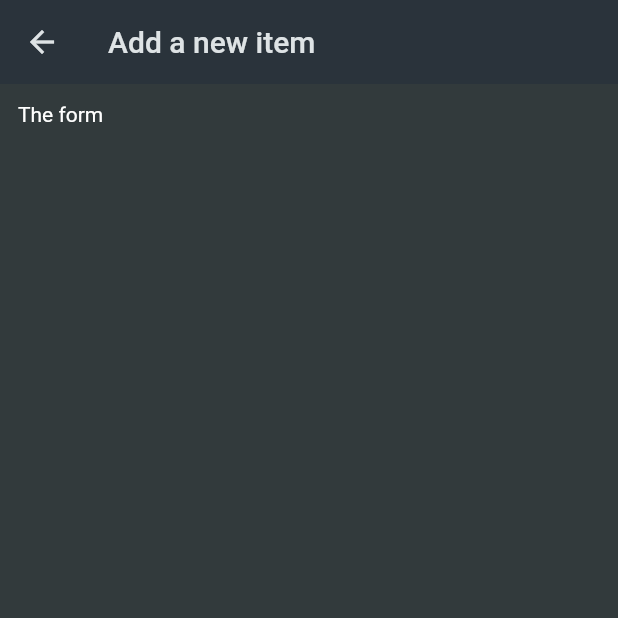
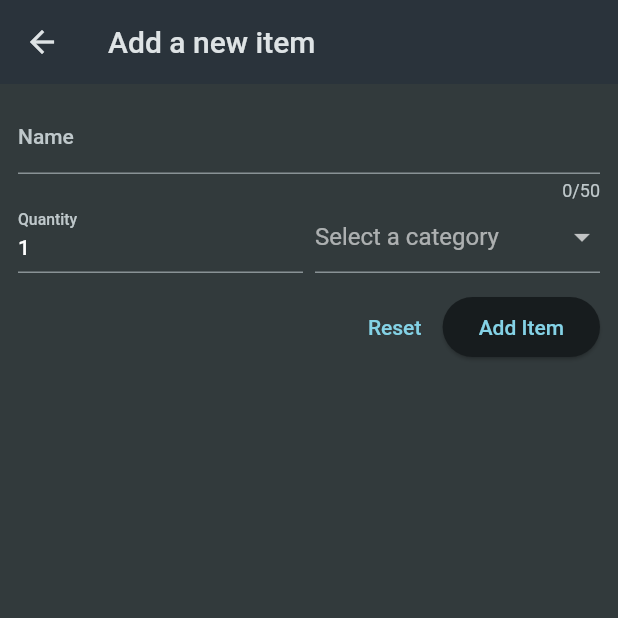
Before and after one commit to karkau123/Shopping-list-app, a Flutter app: the screen it shows after launch, after a tap on the "add" icon, on a phone screen of 412 x 824 dp, the top half of it. Run offline on Flutter 3.47's test engine with Material 2 defaults, Android fonts, the phone set to English and light mode, and no system bars.

Commit message:
Form ADDED

```diff
--- a/lib/main.dart
+++ b/lib/main.dart
@@ -12,6 +12,7 @@ class MyApp extends StatelessWidget {
   @override
   Widget build(BuildContext context) {
     return MaterialApp(
+      debugShowCheckedModeBanner: false,
       title: 'Flutter Groceries',
       theme: ThemeData.dark().copyWith(
         useMaterial3: true,
--- a/lib/widgets/new_item.dart
+++ b/lib/widgets/new_item.dart
@@ -1,4 +1,6 @@
 import 'package:flutter/material.dart';
+import 'package:shopping_list/data/categories.dart';
+
 
 class NewItem extends StatefulWidget {
   const NewItem({super.key});
@@ -11,13 +13,75 @@ class _NewItemState extends State<NewItem> {
   @override
   Widget build(BuildContext context) {
     return Scaffold(
-       appBar:AppBar(
+      appBar: AppBar(
         title: const Text('Add a new item'),
-       ),
-       body: const Padding(
+      ),
+      body: Padding(
         padding: const EdgeInsets.all(12),
-        child: Text('The form'),
-       ),
+        child: Form(
+          child: Column(
+            children: [
+              TextFormField(
+                maxLength: 50,
+                decoration: const InputDecoration(
+                  label: Text('Name'),
+                ),
+                validator: (value) {
+                  return 'Demo';
+                },
+              ),
+              Row(
+                crossAxisAlignment: CrossAxisAlignment.end,
+                children: [
+                 Expanded(child: TextFormField(
+                   decoration:const  InputDecoration(
+                    label: Text('Quantity'),
+                   ),
+                   initialValue:'1',
+                  ),
+                  ),
+                  const SizedBox(width: 8,),
+                 Expanded (child:DropdownButtonFormField(
+                  hint:  Text('Select a category'),
+                  items: [
+                    for (final category in categories.entries)
+                     DropdownMenuItem(
+                      value:category.value ,
+                      child: Row(
+                        children:[
+                                   Container(
+                        width: 16,
+                        height: 16,
+                        color: category.value.color,
+                      ),
+                      const SizedBox(width: 6,),
+                      Text(category.value.title),
+                        ],
+
+                      ),
+                     ),
+
+                  ], onChanged: (value){}),),
+                ],
+              ),
+              const SizedBox(height: 12,),
+        Row (
+          mainAxisAlignment: MainAxisAlignment.end,
+          children: [
+            TextButton(onPressed:(){} , child:Text('Reset'),
+            ),
+            ElevatedButton(
+              onPressed: (){}
+              , child: Text('Add Item')
+              ),
+          ],
+        ),
+
+
+            ],
+          ),
+        ),
+      ),
     );
   }
 }
```
